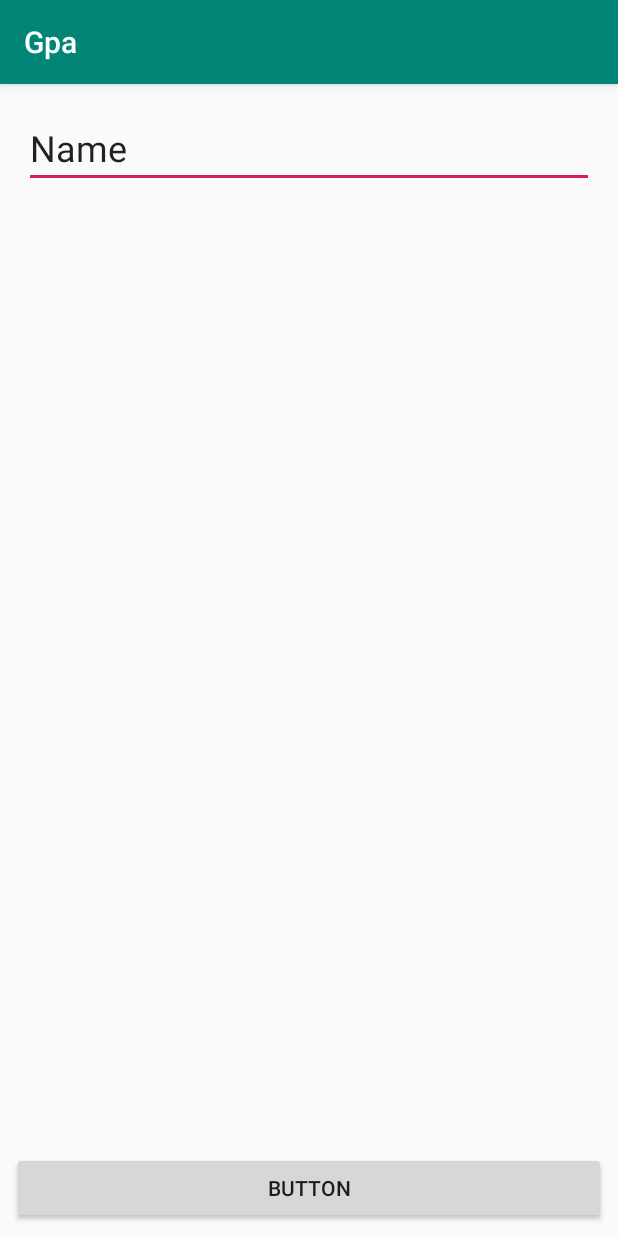
After one commit to QC858020/androidTD, an Android app: the FormActivity screen opened directly, with no data from a screen before it, on a phone screen of 412 x 824 dp. The commit adds this screen. Run offline under Robolectric (Android 15) with nearby library versions, the phone set to English and light mode, and no system bars.

Commit message:
Second interface

```diff
--- a/app/src/main/AndroidManifest.xml
+++ b/app/src/main/AndroidManifest.xml
@@ -16,6 +16,7 @@
                 <category android:name="android.intent.category.LAUNCHER" />
             </intent-filter>
         </activity>
+        <activity android:name=".FormActivity"></activity>
     </application>
 
 </manifest>
--- /dev/null
+++ b/app/src/main/java/com/tp/tse/gpa/FormActivity.java
@@ -0,0 +1,37 @@
+package com.tp.tse.gpa;
+
+import android.content.Intent;
+import android.os.Bundle;
+import android.support.annotation.Nullable;
+import android.support.v7.app.AppCompatActivity;
+import android.view.View;
+import android.widget.Button;
+import android.widget.EditText;
+
+public class FormActivity extends AppCompatActivity {
+    private Button buttonSave;
+    private EditText editTextName;
+
+    @Override
+    protected void onCreate(@Nullable Bundle savedInstanceState){
+        super.onCreate(savedInstanceState);
+        setContentView(R.layout.activity_form);
+
+        buttonSave = findViewById(R.id.activity_form_button);
+        editTextName = findViewById(R.id.activity_form_edittext_name);
+        buttonSave.setOnClickListener(new View.OnClickListener() {
+            @Override
+            public void onClick(View v) {
+                save();
+            }
+        });
+    }
+
+    private void save() {
+        String name = editTextName.getText().toString();
+        Intent resultIntent = new Intent();
+        resultIntent.putExtra(name: "USERNAME", name);
+        setResult(RESULT_OK,resultIntent);
+        finish();
+    }
+}
--- /dev/null
+++ b/app/src/main/res/layout/activity_form.xml
@@ -0,0 +1,33 @@
+<?xml version="1.0" encoding="utf-8"?>
+<android.support.constraint.ConstraintLayout
+    xmlns:android="http://schemas.android.com/apk/res/android"
+    xmlns:app="http://schemas.android.com/apk/res-auto"
+    xmlns:tools="http://schemas.android.com/tools"
+    android:layout_width="match_parent"
+    android:layout_height="match_parent">
+
+    <EditText
+        android:id="@+id/activity_form_edittext_name"
+        android:layout_width="0dp"
+        android:layout_height="wrap_content"
+        android:layout_marginStart="16dp"
+        android:layout_marginTop="16dp"
+        android:layout_marginEnd="16dp"
+        android:text="Name"
+        android:textSize="24sp"
+        app:layout_constraintEnd_toEndOf="parent"
+        app:layout_constraintStart_toStartOf="parent"
+        app:layout_constraintTop_toTopOf="parent" />
+
+    <Button
+        android:id="@+id/activity_form_button"
+        android:layout_width="0dp"
+        android:layout_height="wrap_content"
+        android:layout_marginStart="8dp"
+        android:layout_marginEnd="8dp"
+        android:layout_marginBottom="8dp"
+        android:text="Button"
+        app:layout_constraintBottom_toBottomOf="parent"
+        app:layout_constraintEnd_toEndOf="parent"
+        app:layout_constraintStart_toStartOf="parent" />
+</android.support.constraint.ConstraintLayout>
--- a/app/src/main/res/values/strings.xml
+++ b/app/src/main/res/values/strings.xml
@@ -1,3 +1,4 @@
 <resources>
     <string name="app_name">Gpa</string>
+    <string name="activity_main_button_next">Next</string>
 </resources>
```
Also changed, not shown: app/src/main/java/com/tp/tse/gpa/MainActivity.java (+30 -1 lines), 1 other file.
